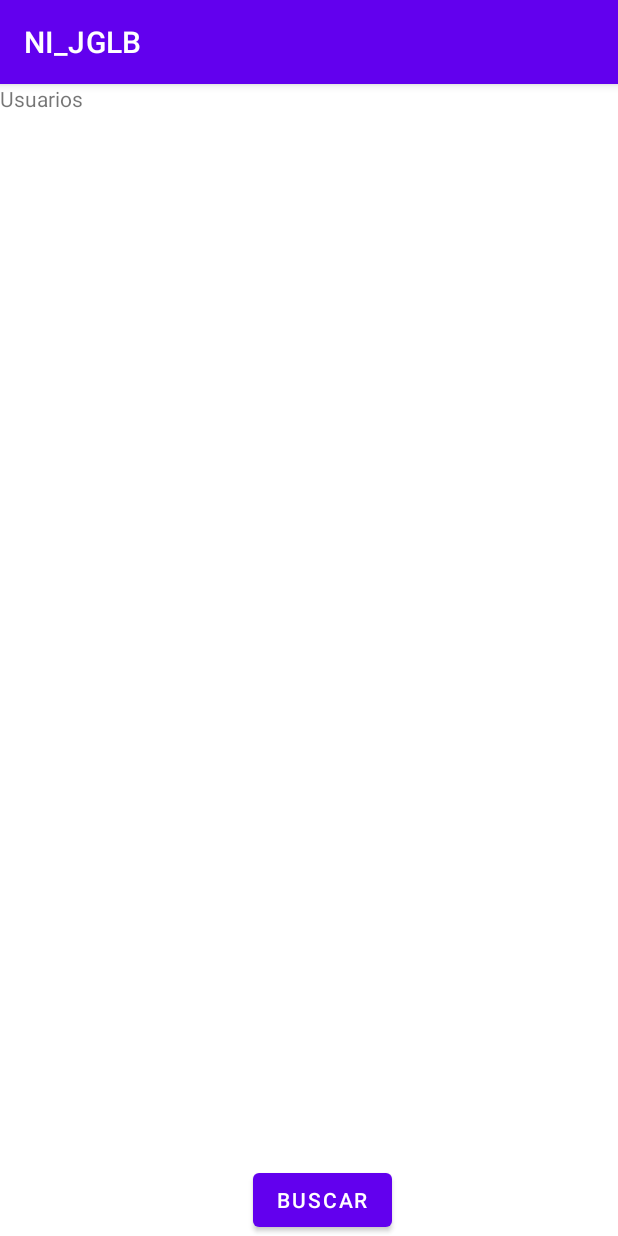
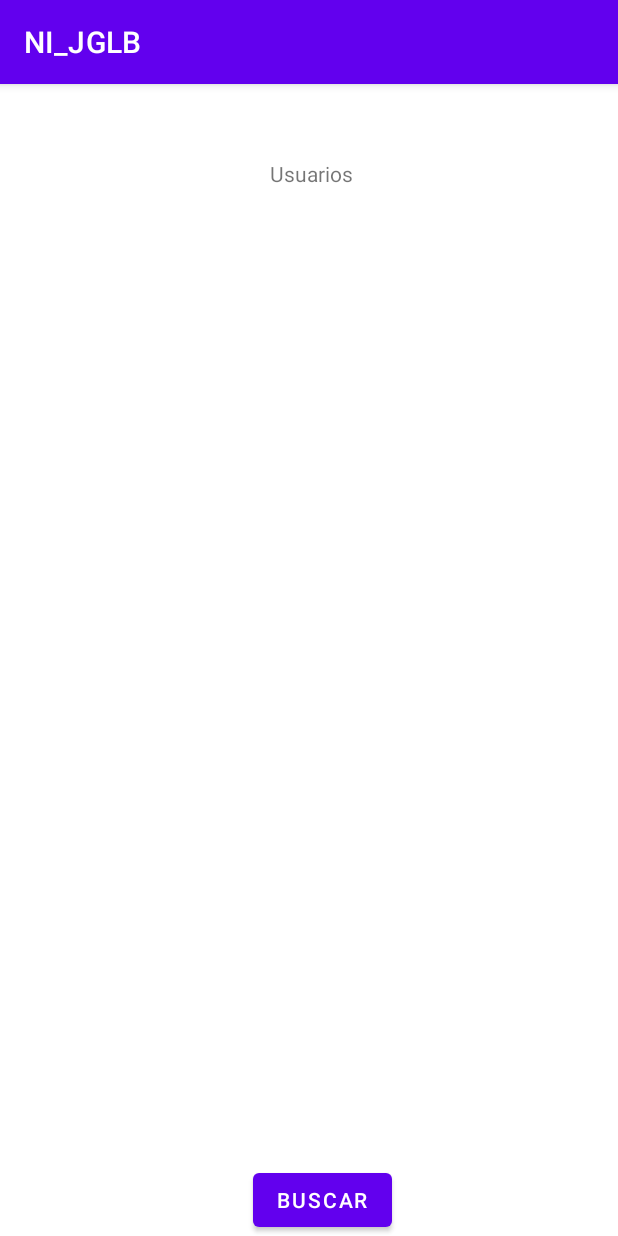
Before and after one commit to 2024-1-NCC3/Projeto5, an Android app: the screen it shows after launch (MainActivity), on a phone screen of 412 x 824 dp. Run offline under Robolectric (Android 15) with nearby library versions, the phone set to English and light mode, and no system bars.

Commit message:
Update Text Position

```diff
--- a/app/src/main/res/layout/activity_main.xml
+++ b/app/src/main/res/layout/activity_main.xml
@@ -5,12 +5,21 @@
     android:layout_width="match_parent"
     android:layout_height="match_parent"
     tools:context=".MainActivity">
+
+
     <ScrollView
         android:layout_width="match_parent"
         android:layout_height="match_parent"
-        tools:layout_editor_absoluteX="-39dp"
-        tools:layout_editor_absoluteY="209dp"
+        android:paddingLeft="180dp"
+        android:paddingTop="50dp"
+        app:layout_constraintBottom_toBottomOf="parent"
+        app:layout_constraintEnd_toEndOf="parent"
+        app:layout_constraintHorizontal_bias="1.0"
+        app:layout_constraintStart_toStartOf="parent"
+        app:layout_constraintTop_toTopOf="parent"
+        app:layout_constraintVertical_bias="0.0"
         tools:ignore="MissingConstraints">
+
         <TextView
             android:id="@+id/txtInfo"
             android:layout_width="wrap_content"
@@ -22,7 +31,6 @@
             app:layout_constraintTop_toTopOf="parent"
             app:layout_constraintVertical_bias="0.108" />
     </ScrollView>
-
 
     <Button
         android:id="@+id/search"
```
